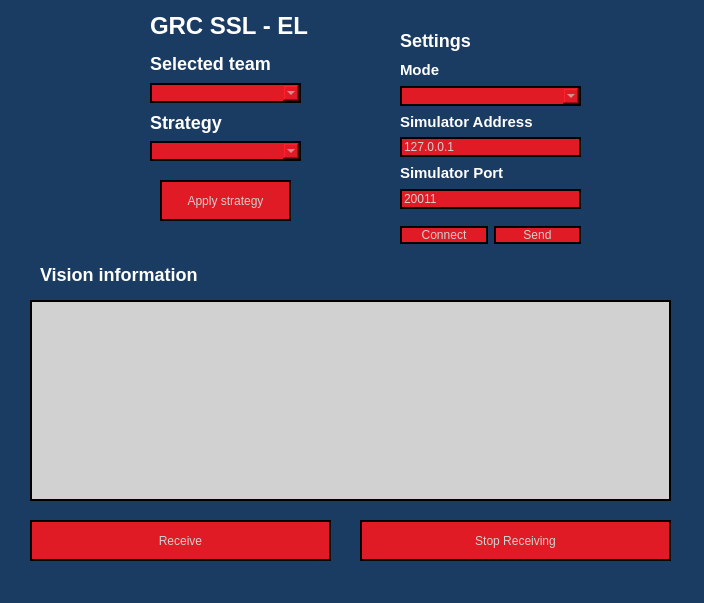
Old version of the form mainwindow.ui in the repository Grupo-de-Robotica-Competitiva-GRC/SSL-GRC.
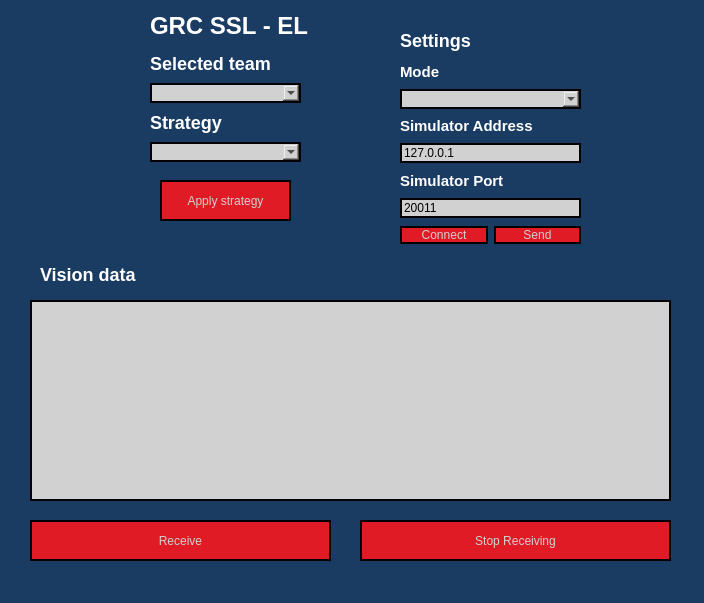
New version of the form. Icons and pictures are not drawn.

```diff
--- a/mainwindow.ui
+++ b/mainwindow.ui
@@ -78,7 +78,7 @@
 </string>
     </property>
     <property name="text">
-     <string>Vision information</string>
+     <string>Vision data</string>
     </property>
    </widget>
    <widget class="QLabel" name="label_2">
@@ -206,13 +206,13 @@
      <double>80.000000000000000</double>
     </property>
    </widget>
-   <widget class="QWidget" name="">
+   <widget class="QWidget" name="layoutWidget">
     <property name="geometry">
      <rect>
       <x>150</x>
       <y>50</y>
       <width>151</width>
-      <height>111</height>
+      <height>112</height>
      </rect>
     </property>
     <layout class="QVBoxLayout" name="verticalLayout">
@@ -234,18 +234,211 @@
      </item>
      <item>
       <widget class="QComboBox" name="team">
+       <property name="palette">
+        <palette>
+         <active>
+          <colorrole role="WindowText">
+           <brush brushstyle="SolidPattern">
+            <color alpha="255">
+             <red>0</red>
+             <green>0</green>
+             <blue>0</blue>
+            </color>
+           </brush>
+          </colorrole>
+          <colorrole role="Button">
+           <brush brushstyle="SolidPattern">
+            <color alpha="255">
+             <red>209</red>
+             <green>209</green>
+             <blue>209</blue>
+            </color>
+           </brush>
+          </colorrole>
+          <colorrole role="Text">
+           <brush brushstyle="SolidPattern">
+            <color alpha="255">
+             <red>0</red>
+             <green>0</green>
+             <blue>0</blue>
+            </color>
+           </brush>
+          </colorrole>
+          <colorrole role="ButtonText">
+           <brush brushstyle="SolidPattern">
+            <color alpha="255">
+             <red>0</red>
+             <green>0</green>
+             <blue>0</blue>
+            </color>
+           </brush>
+          </colorrole>
+          <colorrole role="Base">
+           <brush brushstyle="SolidPattern">
+            <color alpha="255">
+             <red>209</red>
+             <green>209</green>
+             <blue>209</blue>
+            </color>
+           </brush>
+          </colorrole>
+          <colorrole role="Window">
+           <brush brushstyle="SolidPattern">
+            <color alpha="255">
+             <red>209</red>
+             <green>209</green>
+             <blue>209</blue>
+            </color>
+           </brush>
+          </colorrole>
+          <colorrole role="PlaceholderText">
+           <brush brushstyle="SolidPattern">
+            <color alpha="128">
+             <red>0</red>
+             <green>0</green>
+             <blue>0</blue>
+            </color>
+           </brush>
+          </colorrole>
+         </active>
+         <inactive>
+          <colorrole role="WindowText">
+           <brush brushstyle="SolidPattern">
+            <color alpha="255">
+             <red>0</red>
+             <green>0</green>
+             <blue>0</blue>
+            </color>
+           </brush>
+          </colorrole>
+          <colorrole role="Button">
+           <brush brushstyle="SolidPattern">
+            <color alpha="255">
+             <red>209</red>
+             <green>209</green>
+             <blue>209</blue>
+            </color>
+           </brush>
+          </colorrole>
+          <colorrole role="Text">
+           <brush brushstyle="SolidPattern">
+            <color alpha="255">
+             <red>0</red>
+             <green>0</green>
+             <blue>0</blue>
+            </color>
+           </brush>
+          </colorrole>
+          <colorrole role="ButtonText">
+           <brush brushstyle="SolidPattern">
+            <color alpha="255">
+             <red>0</red>
+             <green>0</green>
+             <blue>0</blue>
+            </color>
+           </brush>
+          </colorrole>
+          <colorrole role="Base">
+           <brush brushstyle="SolidPattern">
+            <color alpha="255">
+             <red>209</red>
+             <green>209</green>
+             <blue>209</blue>
+            </color>
+           </brush>
+          </colorrole>
+          <colorrole role="Window">
+           <brush brushstyle="SolidPattern">
+            <color alpha="255">
+             <red>209</red>
+             <green>209</green>
+             <blue>209</blue>
+            </color>
+           </brush>
+          </colorrole>
+          <colorrole role="PlaceholderText">
+           <brush brushstyle="SolidPattern">
+            <color alpha="128">
+             <red>0</red>
+             <green>0</green>
+             <blue>0</blue>
+            </color>
+           </brush>
+          </colorrole>
+         </inactive>
+         <disabled>
+          <colorrole role="WindowText">
+           <brush brushstyle="SolidPattern">
+            <color alpha="255">
+             <red>0</red>
+             <green>0</green>
+             <blue>0</blue>
+            </color>
+           </brush>
+          </colorrole>
+          <colorrole role="Button">
+           <brush brushstyle="SolidPattern">
+            <color alpha="255">
+             <red>209</red>
+             <green>209</green>
+             <blue>209</blue>
+            </color>
+           </brush>
+          </colorrole>
+          <colorrole role="Text">
+           <brush brushstyle="SolidPattern">
+            <color alpha="255">
+             <red>0</red>
+             <green>0</green>
+             <blue>0</blue>
+            </color>
+           </brush>
+          </colorrole>
+          <colorrole role="ButtonText">
+           <brush brushstyle="SolidPattern">
+            <color alpha="255">
+             <red>0</red>
+             <green>0</green>
+             <blue>0</blue>
+            </color>
+           </brush>
+          </colorrole>
+          <colorrole role="Base">
+           <brush brushstyle="SolidPattern">
+            <color alpha="255">
+             <red>209</red>
+             <green>209</green>
+             <blue>209</blue>
+            </color>
+           </brush>
+          </colorrole>
+          <colorrole role="Window">
+           <brush brushstyle="SolidPattern">
+            <color alpha="255">
+             <red>209</red>
+             <green>209</green>
+             <blue>209</blue>
+            </color>
+           </brush>
+          </colorrole>
+          <colorrole role="PlaceholderText">
+           <brush brushstyle="SolidPattern">
+            <color alpha="128">
+             <red>0</red>
+             <green>0</green>
+             <blue>0</blue>
+            </color>
+           </brush>
+          </colorrole>
+         </disabled>
+        </palette>
+       </property>
        <property name="styleSheet">
-        <string notr="true">background-color: #E01B25;
-color: #D1D1D1;
+        <string notr="true">background-color: #D1D1D1;
+color:  Black;
 border: 2px solid black;
-
-
-
 </string>
        </property>
-       <property name="currentText">
-        <string/>
-       </property>
       </widget>
      </item>
      <item>
@@ -266,26 +459,222 @@
      </item>
      <item>
       <widget class="QComboBox" name="strategy">
+       <property name="palette">
+        <palette>
+         <active>
+          <colorrole role="WindowText">
+           <brush brushstyle="SolidPattern">
+            <color alpha="255">
+             <red>0</red>
+             <green>0</green>
+             <blue>0</blue>
+            </color>
+           </brush>
+          </colorrole>
+          <colorrole role="Button">
+           <brush brushstyle="SolidPattern">
+            <color alpha="255">
+             <red>209</red>
+             <green>209</green>
+             <blue>209</blue>
+            </color>
+           </brush>
+          </colorrole>
+          <colorrole role="Text">
+           <brush brushstyle="SolidPattern">
+            <color alpha="255">
+             <red>0</red>
+             <green>0</green>
+             <blue>0</blue>
+            </color>
+           </brush>
+          </colorrole>
+          <colorrole role="ButtonText">
+           <brush brushstyle="SolidPattern">
+            <color alpha="255">
+             <red>0</red>
+             <green>0</green>
+             <blue>0</blue>
+            </color>
+           </brush>
+          </colorrole>
+          <colorrole role="Base">
+           <brush brushstyle="SolidPattern">
+            <color alpha="255">
+             <red>209</red>
+             <green>209</green>
+             <blue>209</blue>
+            </color>
+           </brush>
+          </colorrole>
+          <colorrole role="Window">
+           <brush brushstyle="SolidPattern">
+            <color alpha="255">
+             <red>209</red>
+             <green>209</green>
+             <blue>209</blue>
+            </color>
+           </brush>
+          </colorrole>
+          <colorrole role="PlaceholderText">
+           <brush brushstyle="SolidPattern">
+            <color alpha="128">
+             <red>0</red>
+             <green>0</green>
+             <blue>0</blue>
+            </color>
+           </brush>
+          </colorrole>
+         </active>
+         <inactive>
+          <colorrole role="WindowText">
+           <brush brushstyle="SolidPattern">
+            <color alpha="255">
+             <red>218</red>
+             <green>218</green>
+             <blue>218</blue>
+            </color>
+           </brush>
+          </colorrole>
+          <colorrole role="Button">
+           <brush brushstyle="SolidPattern">
+            <color alpha="255">
+             <red>38</red>
+             <green>38</green>
+             <blue>38</blue>
+            </color>
+           </brush>
+          </colorrole>
+          <colorrole role="Text">
+           <brush brushstyle="SolidPattern">
+            <color alpha="255">
+             <red>218</red>
+             <green>218</green>
+             <blue>218</blue>
+            </color>
+           </brush>
+          </colorrole>
+          <colorrole role="ButtonText">
+           <brush brushstyle="SolidPattern">
+            <color alpha="255">
+             <red>218</red>
+             <green>218</green>
+             <blue>218</blue>
+            </color>
+           </brush>
+          </colorrole>
+          <colorrole role="Base">
+           <brush brushstyle="SolidPattern">
+            <color alpha="255">
+             <red>38</red>
+             <green>39</green>
+             <blue>40</blue>
+            </color>
+           </brush>
+          </colorrole>
+          <colorrole role="Window">
+           <brush brushstyle="SolidPattern">
+            <color alpha="255">
+             <red>38</red>
+             <green>38</green>
+             <blue>38</blue>
+            </color>
+           </brush>
+          </colorrole>
+          <colorrole role="PlaceholderText">
+           <brush brushstyle="SolidPattern">
+            <color alpha="255">
+             <red>128</red>
+             <green>128</green>
+             <blue>129</blue>
+            </color>
+           </brush>
+          </colorrole>
+         </inactive>
+         <disabled>
+          <colorrole role="WindowText">
+           <brush brushstyle="SolidPattern">
+            <color alpha="255">
+             <red>0</red>
+             <green>0</green>
+             <blue>0</blue>
+            </color>
+           </brush>
+          </colorrole>
+          <colorrole role="Button">
+           <brush brushstyle="SolidPattern">
+            <color alpha="255">
+             <red>209</red>
+             <green>209</green>
+             <blue>209</blue>
+            </color>
+           </brush>
+          </colorrole>
+          <colorrole role="Text">
+           <brush brushstyle="SolidPattern">
+            <color alpha="255">
+             <red>0</red>
+             <green>0</green>
+             <blue>0</blue>
+            </color>
+           </brush>
+          </colorrole>
+          <colorrole role="ButtonText">
+           <brush brushstyle="SolidPattern">
+            <color alpha="255">
+             <red>0</red>
+             <green>0</green>
+             <blue>0</blue>
+            </color>
+           </brush>
+          </colorrole>
+          <colorrole role="Base">
+           <brush brushstyle="SolidPattern">
+            <color alpha="255">
+             <red>209</red>
+             <green>209</green>
+             <blue>209</blue>
+            </color>
+           </brush>
+          </colorrole>
+          <colorrole role="Window">
+           <brush brushstyle="SolidPattern">
+            <color alpha="255">
+             <red>209</red>
+             <green>209</green>
+             <blue>209</blue>
+            </color>
+           </brush>
+          </colorrole>
+          <colorrole role="PlaceholderText">
+           <brush brushstyle="SolidPattern">
+            <color alpha="255">
+             <red>128</red>
+             <green>128</green>
+             <blue>129</blue>
+            </color>
+           </brush>
+          </colorrole>
+         </disabled>
+        </palette>
+       </property>
        <property name="styleSheet">
-        <string notr="true">background-color: #E01B25;
-color: #D1D1D1;
+        <string notr="true">background-color: #D1D1D1;
+color:  Black;
 border: 2px solid black;
-
-
-
 </string>
        </property>
       </widget>
      </item>
     </layout>
    </widget>
-   <widget class="QWidget" name="">
+   <widget class="QWidget" name="layoutWidget">
     <property name="geometry">
      <rect>
       <x>400</x>
       <y>60</y>
       <width>181</width>
-      <height>149</height>
+      <height>158</height>
      </rect>
     </property>
     <layout class="QVBoxLayout" name="verticalLayout_3">
@@ -308,12 +697,9 @@
      <item>
       <widget class="QComboBox" name="mode">
        <property name="styleSheet">
-        <string notr="true">background-color: #E01B25;
-color: #D1D1D1;
+        <string notr="true">background-color: #D1D1D1;
+color:  Black;
 border: 2px solid black;
-
-
-
 </string>
        </property>
        <property name="editable">
@@ -343,11 +729,9 @@
      <item>
       <widget class="QLineEdit" name="_addr">
        <property name="styleSheet">
-        <string notr="true">background-color: #E01B25;
-color: #D1D1D1;
+        <string notr="true">background-color: #D1D1D1;
+color:  Black;
 border: 2px solid black;
-
-
 </string>
        </property>
        <property name="text">
@@ -374,11 +758,9 @@
      <item>
       <widget class="QLineEdit" name="_port">
        <property name="styleSheet">
-        <string notr="true">background-color: #E01B25;
-color: #D1D1D1;
+        <string notr="true">background-color: #D1D1D1;
+color:  Black;
 border: 2px solid black;
-
-
 </string>
        </property>
        <property name="text">
@@ -388,7 +770,7 @@
      </item>
     </layout>
    </widget>
-   <widget class="QWidget" name="">
+   <widget class="QWidget" name="layoutWidget">
     <property name="geometry">
      <rect>
       <x>400</x>
```
Left out of the diff: 26 changed lines with no effect on the pictures.
